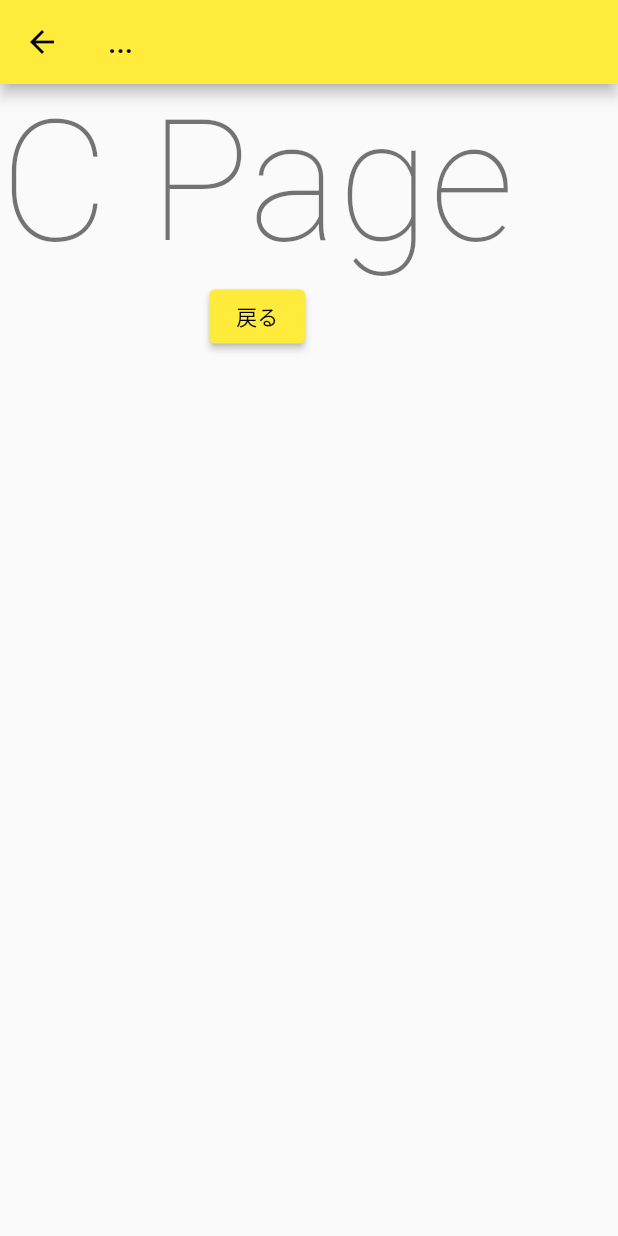
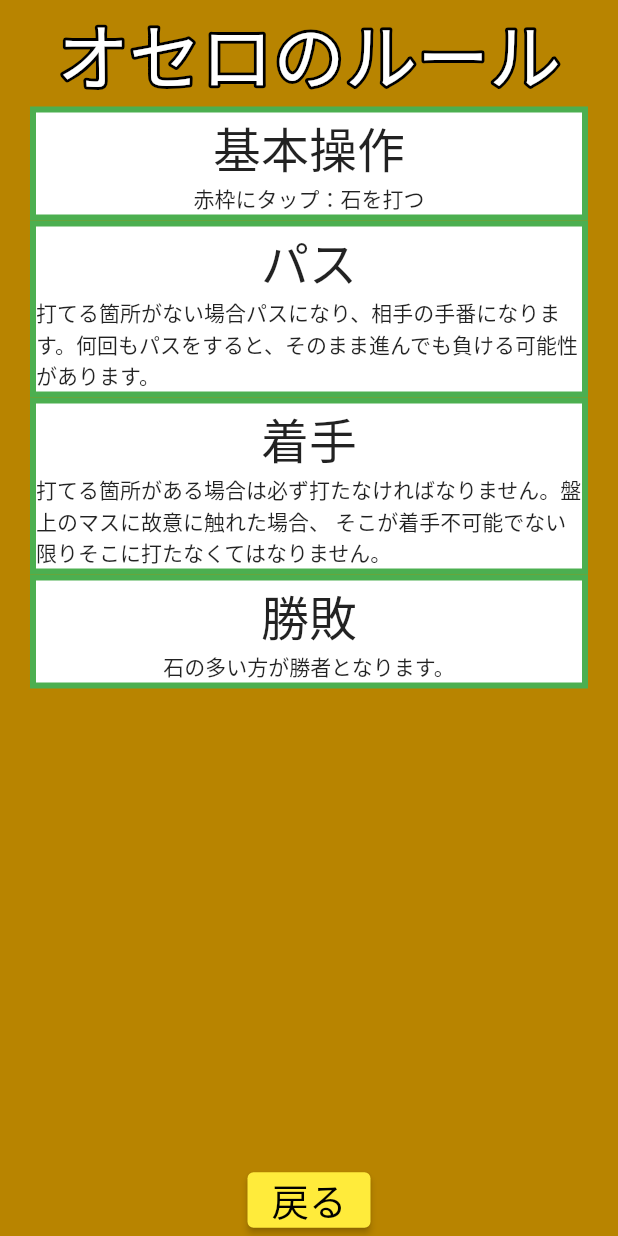
Before and after one commit to KotaSHIOZAKI/flutter_othello_app, a Flutter app: the CPage screen opened by its route, on a phone screen of 412 x 824 dp. Run offline on Flutter 3.47's test engine with Material 2 defaults, Android fonts, the phone set to English and light mode, and no system bars; drawn by our look-alikes of bordered_text.

Commit message:
ルール説明画面の構築

```diff
--- a/lib/rules.dart
+++ b/lib/rules.dart
@@ -1,4 +1,5 @@
 import 'package:flutter/material.dart';
+import 'package:bordered_text/bordered_text.dart';
 
 class CPage extends StatelessWidget {
   const CPage({super.key});
@@ -6,20 +7,116 @@ class CPage extends StatelessWidget {
   @override
   Widget build(BuildContext context) {
     return Scaffold(
-      appBar: AppBar(title: const Text("...")),
-      body: Column (
+      backgroundColor: const Color.fromARGB(255, 184, 132, 0),
+      body: Center (
+        child: Column (
           children: <Widget>[
+            BorderedText(
+              strokeWidth: 4.0, //縁の太さ
+              strokeColor: Colors.black,
+              child: const Text(
+                "オセロのルール",
+                textAlign: TextAlign.center,
+                overflow: TextOverflow.visible,
+                style: TextStyle(
+                  fontSize: 48,
+                  color: Colors.white,
+                ),
+              ),
+            ),
+            Container(
+              width: MediaQuery.of(context).size.width - 40,
+              decoration: BoxDecoration(
+                color: Colors.white,
+                border: Border.all(color: Colors.green, width: 4),
+              ),
+              child: Column(
+                children: const <Widget>[
                   Text(
-            "C Page",
-            style: Theme.of(context).textTheme.headline1
+                    "基本操作",
+                    style: TextStyle(
+                      fontSize: 32,
                     ),
+                  ),
+                  Text(
+                    "赤枠にタップ：石を打つ"
+                  ),
+                ],
+              ),
+            ),
+            Container(
+              width: MediaQuery.of(context).size.width - 40,
+              decoration: BoxDecoration(
+                color: Colors.white,
+                border: Border.all(color: Colors.green, width: 4),
+              ),
+              child: Column(
+                children: const <Widget>[
+                  Text(
+                    "パス",
+                    style: TextStyle(
+                      fontSize: 32,
+                    ),
+                  ),
+                  Text(
+                    "打てる箇所がない場合パスになり、相手の手番になります。何回もパスをすると、そのまま進んでも負ける可能性があります。"
+                  ),
+                ],
+              ),
+            ),
+            Container(
+              width: MediaQuery.of(context).size.width - 40,
+              decoration: BoxDecoration(
+                color: Colors.white,
+                border: Border.all(color: Colors.green, width: 4),
+              ),
+              child: Column(
+                children: const <Widget>[
+                  Text(
+                    "着手",
+                    style: TextStyle(
+                      fontSize: 32,
+                    ),
+                  ),
+                  Text(
+                    "打てる箇所がある場合は必ず打たなければなりません。盤上のマスに故意に触れた場合、 そこが着手不可能でない限りそこに打たなくてはなりません。"
+                  ),
+                ],
+              ),
+            ),
+            Container(
+              width: MediaQuery.of(context).size.width - 40,
+              decoration: BoxDecoration(
+                color: Colors.white,
+                border: Border.all(color: Colors.green, width: 4),
+              ),
+              child: Column(
+                children: const <Widget>[
+                  Text(
+                    "勝敗",
+                    style: TextStyle(
+                      fontSize: 32,
+                    ),
+                  ),
+                  Text(
+                    "石の多い方が勝者となります。"
+                  ),
+                ],
+              ),
+            ),
+            const Spacer(),
             ElevatedButton(
               onPressed: (){
                 Navigator.popUntil(context, ModalRoute.withName('/'));
               },
-            child: const Text("戻る"),
+              child: const Text(
+                "戻る",
+                textAlign: TextAlign.center,
+                style: TextStyle(fontSize: 25),
+              ),
             ),
           ]
+        ),
       )
     );
   }
```
Lines whose indentation alone changed are shown as unchanged.
